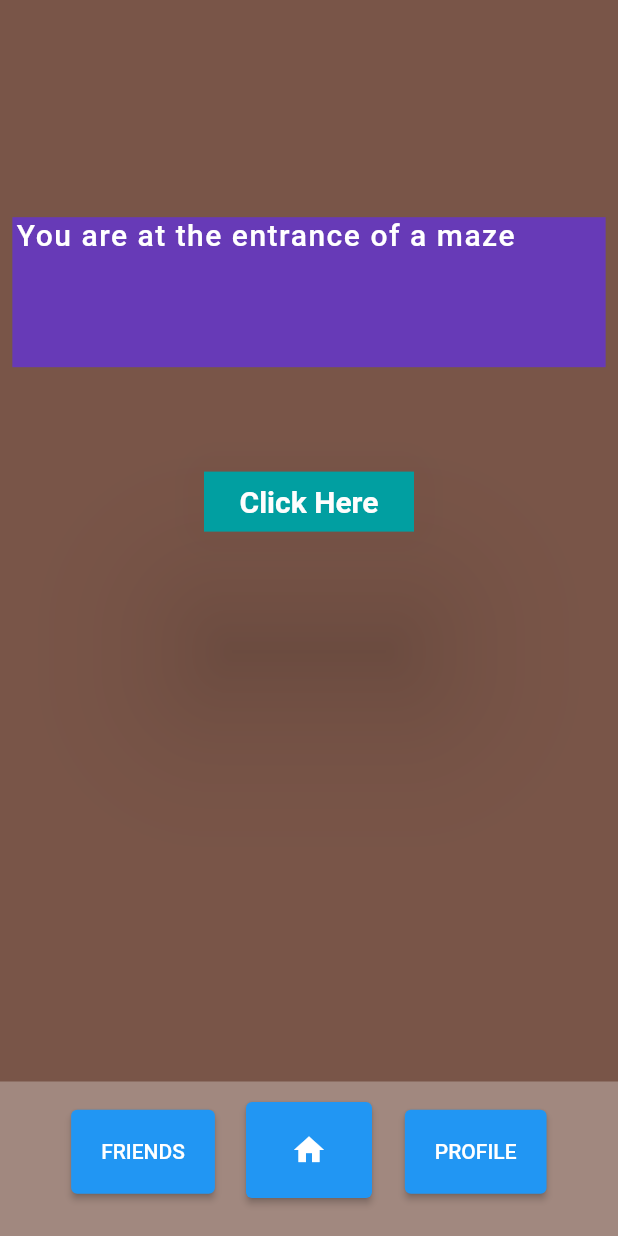
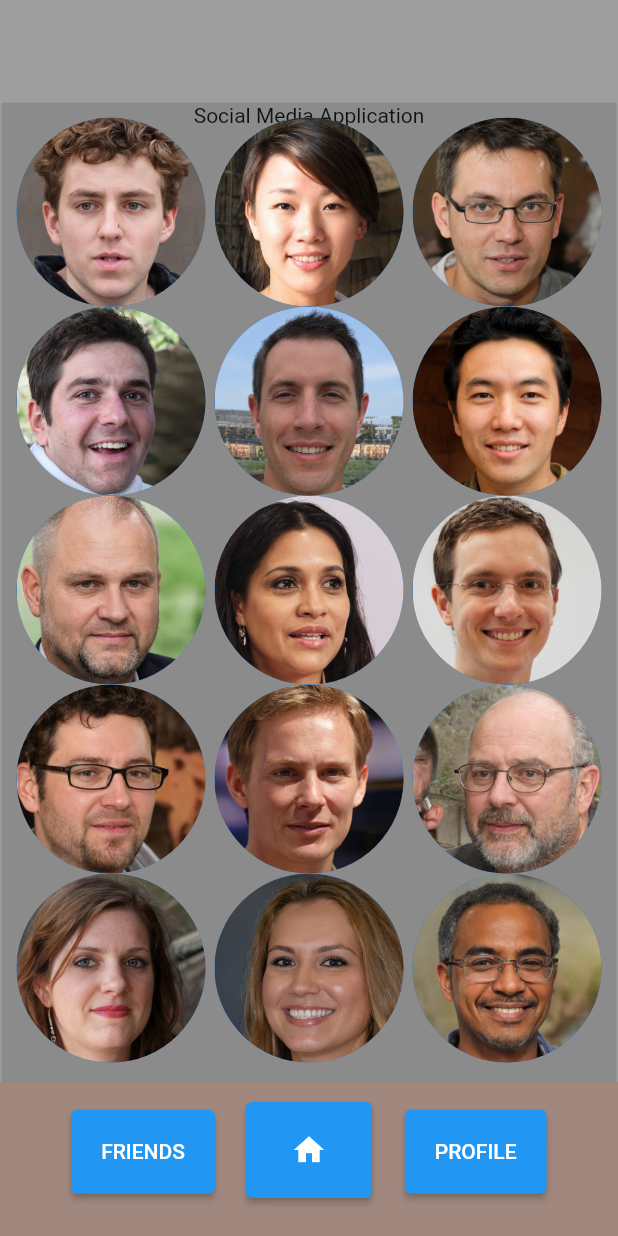
Before and after one commit to RhysRoo/UniFlutterProject, a Flutter app: the screen it shows after launch, on a phone screen of 412 x 824 dp. Run offline on Flutter 3.47's test engine with Material 2 defaults, Android fonts, the phone set to English and light mode, and no system bars.

Commit message:
after_base_outline_of_homescreen

```diff
--- a/lib/main.dart
+++ b/lib/main.dart
@@ -68,7 +68,6 @@ class MyFlutterState extends State<MyFlutterApp> {
     setState(() {
       for (Node nextNode in decisionMap) {
         if (nextNode.iD == nextID) {
-          backID = iD;
           iD = nextNode.iD;
           nextID = nextNode.nextID;
           description = nextNode.description;
@@ -81,7 +80,7 @@ class MyFlutterState extends State<MyFlutterApp> {
   @override
   Widget build(BuildContext context) {
     return Scaffold(
-      backgroundColor: Colors.brown,
+      backgroundColor: Colors.grey,
       body: Align(
         alignment: Alignment.center,
         child: SizedBox(
@@ -90,56 +89,89 @@ class MyFlutterState extends State<MyFlutterApp> {
           child: Stack(
             alignment: Alignment.topLeft,
             children: [
-              Align(
-                alignment: const Alignment(0.0, -0.2),
-                child: MaterialButton(
-                  onPressed: () {
-                    buttonHandler();
-                  },
-                  color: const Color(0xff019fa1),
-                  elevation: 50,
-                  shape: const RoundedRectangleBorder(
-                    borderRadius: BorderRadius.zero,
-                  ),
-                  textColor: const Color(0xfffffdfd),
-                  height: 40,
-                  minWidth: 140,
-                  padding:
-                      const EdgeInsets.symmetric(horizontal: 16, vertical: 8),
-                  child: const Text(
-                    "Click Here",
-                    style: TextStyle(
-                      fontSize: 20,
-                      fontWeight: FontWeight.w600,
-                      fontStyle: FontStyle.normal,
-                    ),
-                  ),
-                ),
+              const Align(
+                alignment: Alignment(0.0, -0.83),
+                child: Text('Social Media Application'),
               ),
               Align(
-                alignment: const Alignment(0.0, -0.6),
+                alignment: const Alignment(0.0, -0.1),
                 child: Container(
-                    width: MediaQuery.of(context).size.width * 0.96,
-                    height: 100,
-                    decoration: const BoxDecoration(
-                        color: Colors.deepPurple,
-                        borderRadius: BorderRadius.horizontal()),
-                    child: Stack(
-                      children: [
-                        Text(
-                          description,
-                          textAlign: TextAlign.center,
-                          overflow: TextOverflow.clip,
-                          style: const TextStyle(
-                            fontWeight: FontWeight.w500,
-                            fontStyle: FontStyle.normal,
-                            fontSize: 20,
-                            letterSpacing: 1,
-                            color: Color(0xffffffff),
-                          ),
-                        ),
-                      ],
-                    )),
+                  width: 410,
+                  height: 672,
+                  decoration: const BoxDecoration(color: Colors.black12),
+                  child: Stack(children: [
+                    Align(
+                        alignment: const Alignment(0.0, 0.0),
+                        child: GridView.count(
+                          primary: false,
+                          padding: const EdgeInsets.all(10),
+                          crossAxisSpacing: 6,
+                          crossAxisCount: 3,
+                          children: const [
+                            CircleAvatar(
+                              backgroundImage: AssetImage(
+                                  'assets/images/profile_pics/1.jpeg'),
+                            ),
+                            CircleAvatar(
+                              backgroundImage: AssetImage(
+                                  'assets/images/profile_pics/2.jpeg'),
+                            ),
+                            CircleAvatar(
+                              backgroundImage: AssetImage(
+                                  'assets/images/profile_pics/3.jpeg'),
+                            ),
+                            CircleAvatar(
+                              backgroundImage: AssetImage(
+                                  'assets/images/profile_pics/4.jpeg'),
+                            ),
+                            CircleAvatar(
+                              backgroundImage: AssetImage(
+                                  'assets/images/profile_pics/5.jpeg'),
+                            ),
+                            CircleAvatar(
+                              backgroundImage: AssetImage(
+                                  'assets/images/profile_pics/6.jpeg'),
+                            ),
+                            CircleAvatar(
+                              backgroundImage: AssetImage(
+                                  'assets/images/profile_pics/7.jpeg'),
+                            ),
+                            CircleAvatar(
+                              backgroundImage: AssetImage(
+                                  'assets/images/profile_pics/8.jpeg'),
+                            ),
+                            CircleAvatar(
+                              backgroundImage: AssetImage(
+                                  'assets/images/profile_pics/9.jpeg'),
+                            ),
+                            CircleAvatar(
+                              backgroundImage: AssetImage(
+                                  'assets/images/profile_pics/10.jpeg'),
+                            ),
+                            CircleAvatar(
+                              backgroundImage: AssetImage(
+                                  'assets/images/profile_pics/11.jpeg'),
+                            ),
+                            CircleAvatar(
+                              backgroundImage: AssetImage(
+                                  'assets/images/profile_pics/12.jpeg'),
+                            ),
+                            CircleAvatar(
+                              backgroundImage: AssetImage(
+                                  'assets/images/profile_pics/13.jpeg'),
+                            ),
+                            CircleAvatar(
+                              backgroundImage: AssetImage(
+                                  'assets/images/profile_pics/14.jpeg'),
+                            ),
+                            CircleAvatar(
+                              backgroundImage: AssetImage(
+                                  'assets/images/profile_pics/15.jpeg'),
+                            ),
+                          ],
+                        )),
+                  ]),
+                ),
               ),
               Align(
                 alignment: const Alignment(0.0, 1.0),
```
Also changed, not shown: pubspec.yaml (+16 -0 lines), assets/images/profile_pics/1.jpeg (added), assets/images/profile_pics/10.jpeg (added), assets/images/profile_pics/11.jpeg (added), assets/images/profile_pics/12.jpeg (added), assets/images/profile_pics/13.jpeg (added), assets/images/profile_pics/14.jpeg (added), assets/images/profile_pics/15.jpeg (added), assets/images/profile_pics/2.jpeg (added), assets/images/profile_pics/3.jpeg (added), assets/images/profile_pics/4.jpeg (added), assets/images/profile_pics/5.jpeg (added), assets/images/profile_pics/6.jpeg (added), assets/images/profile_pics/7.jpeg (added), 2 more files.
